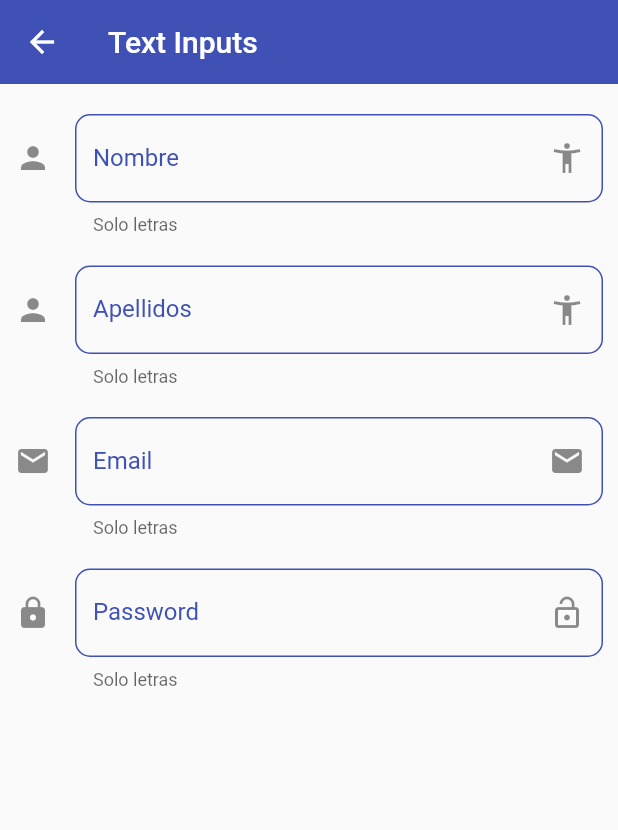
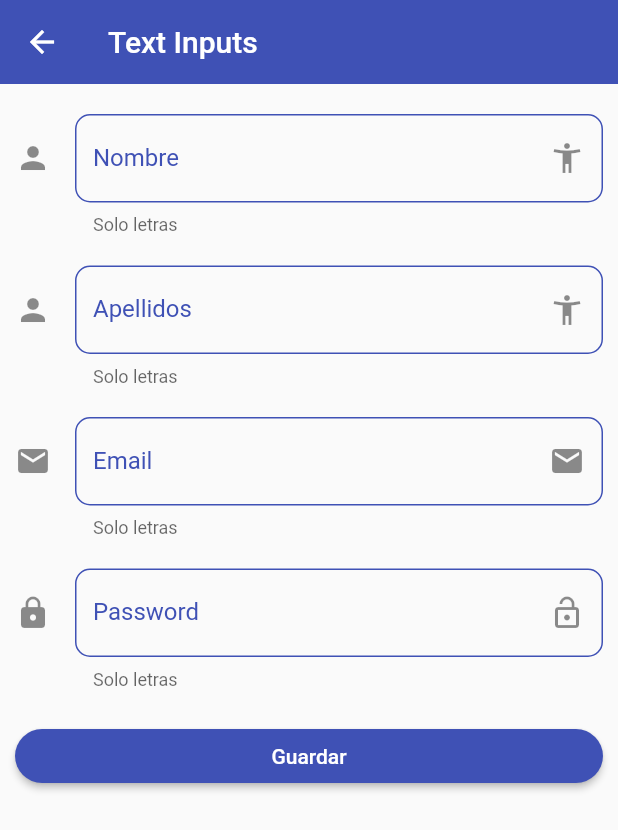
Before and after one commit to flutter-spain/fl_components, a Flutter app: the InputsScreen screen opened by its route, on a phone screen of 412 x 824 dp. Shown: the top 830 px of the screen. Run offline on Flutter 3.47's test engine with Material 2 defaults, Android fonts, the phone set to English and light mode, and no system bars.

```diff
--- a/lib/screens/inputs_screen.dart
+++ b/lib/screens/inputs_screen.dart
@@ -7,16 +7,30 @@ class InputsScreen extends StatelessWidget {
 
   @override
   Widget build(BuildContext context) {
+
+    final GlobalKey<FormState> myFormKey = GlobalKey<FormState>();
+
+    final Map<String, String> formValues = {
+      'first_name': 'Marlon',
+      'last_name': 'Falcon',
+      'email': 'demo@demo.cl',
+      'password': '123',
+      'role' : 'Admin'
+    };
+
     return Scaffold(
       appBar: AppBar(
         title: const Text('Text Inputs'),
       ),
       body:  SingleChildScrollView(
         padding: const EdgeInsets.symmetric(horizontal: 10, vertical: 20),
+        child: Form(
+          key: myFormKey,
+
           child: Column(
-          children: const [
+            children:  [
 
-              customInputField(
+                const customInputField(
                       labelText: 'Nombre',
                       hintText: 'Ingrese su nombre',
                       helperText: 'Solo letras',
@@ -28,7 +42,7 @@ class InputsScreen extends StatelessWidget {
                 SizedBox(height: 20),
 
 
-              customInputField(
+                const customInputField(
                       labelText: 'Apellidos',
                       hintText: 'Ingrese sus apellidos',
                       helperText: 'Solo letras',
@@ -39,7 +53,7 @@ class InputsScreen extends StatelessWidget {
 
                 SizedBox(height: 20),
 
-              customInputField(
+                const customInputField(
                   labelText: 'Email',
                   hintText: 'Ingrese su email',
                   helperText: 'Solo letras',
@@ -50,7 +64,7 @@ class InputsScreen extends StatelessWidget {
                 ),
 
                 SizedBox(height: 20),
-              customInputField(
+                const customInputField(
                   labelText: 'Password',
                   hintText: 'Ingrese su password',
                   helperText: 'Solo letras',
@@ -59,7 +73,27 @@ class InputsScreen extends StatelessWidget {
                   keyboardType: TextInputType.visiblePassword,
                   obscureText: true,
                 ),
+                const SizedBox(height: 20),
+
+                ElevatedButton(
+                  onPressed: () {
+                    FocusScope.of(context).requestFocus( FocusNode() );
+
+                    if ( !myFormKey.currentState!.validate() ) {
+                      print("Formulario no valido");
+                      return;
+                    }
+
+                    // Imprimir los valores del formulario
+                    print('guardar');
+                    print(formValues);
+                  },
+                  child: const SizedBox(
+                    width: double.infinity,
+                    child: Center(child: Text('Guardar'))
+                  ))
             ],
+          ),
         ),
 
       )
```
Lines whose indentation alone changed are shown as unchanged.
